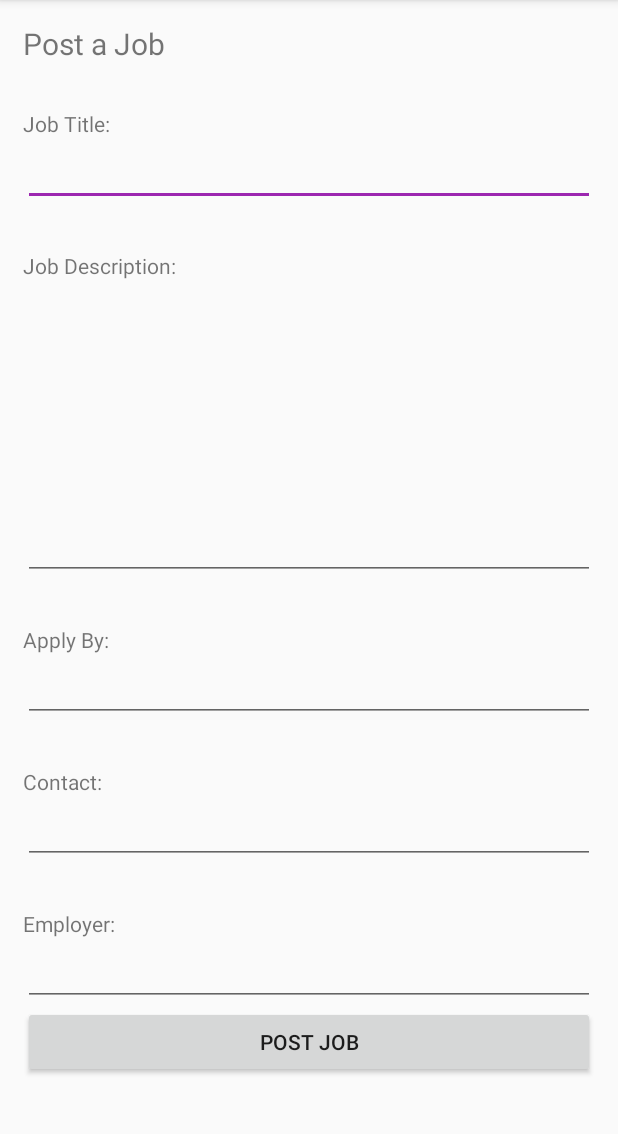
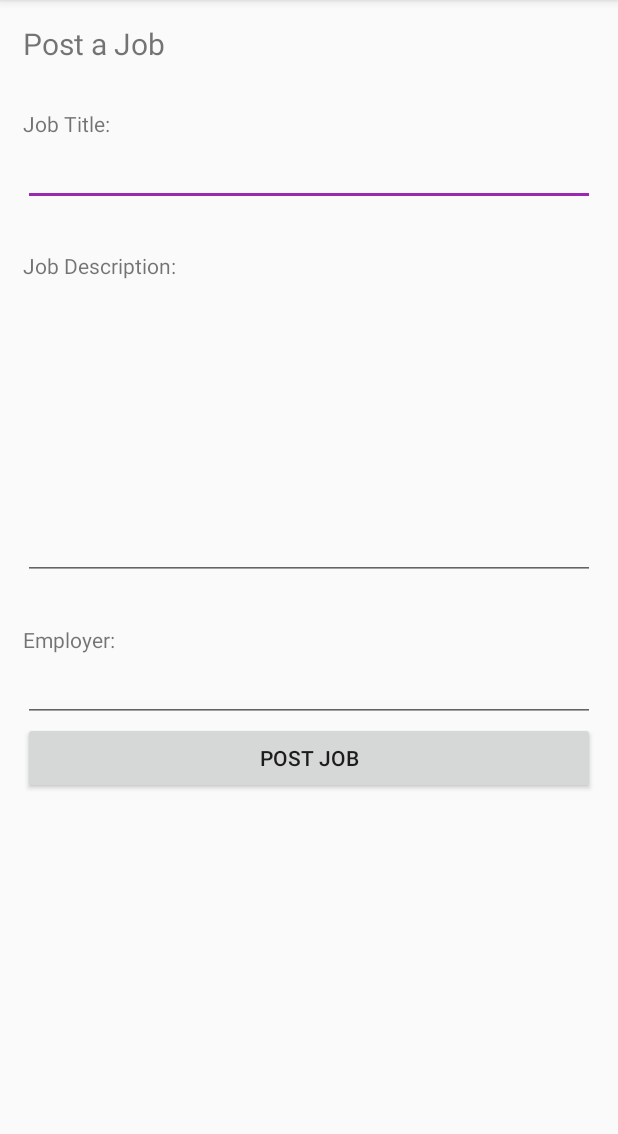
Before and after one commit to NathanMarson/cp3405-2019-team2, an Android app: the fragment JobPostFragment shown on its own in the app's theme, on a phone screen of 412 x 824 dp, the part 84-1218 px from its top. Run offline under Robolectric (Android 15) with nearby library versions, the phone set to English and light mode, and no system bars; our stand-ins replace Room's generated code.

```diff
--- a/JobLink/app/src/main/java/com/cp3405/joblink/ui/home/HomeFragment.java
+++ b/JobLink/app/src/main/java/com/cp3405/joblink/ui/home/HomeFragment.java
@@ -6,15 +6,22 @@ import android.view.LayoutInflater;
 import android.view.View;
 import android.view.ViewGroup;
 import android.widget.Button;
+import android.widget.TextView;
 
 import androidx.annotation.NonNull;
 import androidx.fragment.app.Fragment;
 import androidx.fragment.app.FragmentManager;
 
 import com.cp3405.joblink.R;
+import com.cp3405.joblink.ui.database.Job;
+import com.cp3405.joblink.ui.database.JobDao;
+import com.cp3405.joblink.ui.database.JobLinkRoomDatabase;
+import com.cp3405.joblink.ui.database.User;
 import com.cp3405.joblink.ui.gallery.GalleryFragment;
 import com.cp3405.joblink.ui.jobPost.JobPostFragment;
 import com.cp3405.joblink.ui.jobPost.JobPostViewModel;
+
+import java.util.List;
 
 public class HomeFragment extends Fragment {
 
@@ -53,6 +60,18 @@ public class HomeFragment extends Fragment {
         final JobPostFragment post = new JobPostFragment();
         final FragmentManager manager = getFragmentManager();
 
+        TextView notification = root.findViewById(R.id.home_notifications);
+        JobDao jobDao = JobLinkRoomDatabase.getDatabase(getContext()).jobDao();
+        List<Job> jobs = jobDao.getAllJobs();
+
+        for(Job job:jobs) {
+
+            String text = "New Job Listing: " + job.jobTitle + "\nJob Description: " + job.description;
+            notification.setText(text);
+            //TODO: Integrate employee ID
+        }
+
+
 
 
 
--- a/JobLink/app/src/main/java/com/cp3405/joblink/ui/jobPost/JobPostFragment.java
+++ b/JobLink/app/src/main/java/com/cp3405/joblink/ui/jobPost/JobPostFragment.java
@@ -5,6 +5,7 @@ import android.view.LayoutInflater;
 import android.view.View;
 import android.view.ViewGroup;
 import android.widget.Button;
+import android.widget.EditText;
 import android.widget.TextView;
 
 import androidx.annotation.Nullable;
@@ -15,6 +16,9 @@ import androidx.lifecycle.Observer;
 import androidx.lifecycle.ViewModelProviders;
 
 import com.cp3405.joblink.R;
+import com.cp3405.joblink.ui.database.Job;
+import com.cp3405.joblink.ui.database.JobDao;
+import com.cp3405.joblink.ui.database.JobLinkRoomDatabase;
 import com.cp3405.joblink.ui.home.HomeFragment;
 import com.cp3405.joblink.ui.jobPost.JobPostViewModel;
 import com.google.android.material.snackbar.Snackbar;
@@ -22,6 +26,8 @@ import com.google.android.material.snackbar.Snackbar;
 public class JobPostFragment extends Fragment {
 
     private JobPostViewModel jobPostViewModel;
+
+
 
     public View onCreateView(@NonNull LayoutInflater inflater,
                              ViewGroup container, Bundle savedInstanceState) {
@@ -39,6 +45,16 @@ public class JobPostFragment extends Fragment {
         final HomeFragment home = new HomeFragment();
         final FragmentManager manager = getFragmentManager();
 
+        final JobDao jobDao = JobLinkRoomDatabase.getDatabase(getContext()).jobDao();
+
+        final EditText jobTitle = root.findViewById(R.id.text_job_post_name);
+        final EditText jobDes = root.findViewById(R.id.text_job_post_description);
+        final EditText jobID = root.findViewById(R.id.text_job_post_employer);
+
+
+
+
+
         Button postButton = root.findViewById(R.id.postButton);
         postButton.setOnClickListener(new View.OnClickListener() {
             @Override
@@ -48,8 +64,13 @@ public class JobPostFragment extends Fragment {
                         .setAction("Action", null).show();
                 manager.beginTransaction().replace(R.id.nav_host_fragment, home,
                         home.getTag()).commit();
+                Job example = new Job(jobTitle.getText().toString(), jobDes.getText().toString(), 4);
+
+                jobDao.insert(example);
             }
         });
+
+
         return root;
     }
 }
--- a/JobLink/app/src/main/res/layout/fragment_jobpost.xml
+++ b/JobLink/app/src/main/res/layout/fragment_jobpost.xml
@@ -79,50 +79,6 @@
             tools:targetApi="o" />
 
         <TextView
-            android:id="@+id/job_post_appy"
-            android:text="@string/apply_by"
-            android:layout_width="match_parent"
-            android:layout_height="wrap_content"
-            android:paddingTop="30dp"
-            app:layout_constraintEnd_toEndOf="parent"
-            app:layout_constraintStart_toStartOf="parent"
-            app:layout_constraintTop_toTopOf="parent" />
-
-        <EditText
-            android:id="@+id/text_job_post_apply"
-            android:layout_width="match_parent"
-            android:layout_height="wrap_content"
-            app:layout_constraintEnd_toEndOf="parent"
-            app:layout_constraintStart_toStartOf="parent"
-            app:layout_constraintTop_toTopOf="parent"
-            android:inputType="textPersonName"
-            android:autofillHints=""
-            tools:ignore="LabelFor"
-            tools:targetApi="o" />
-
-        <TextView
-            android:id="@+id/job_post_contact"
-            android:text="@string/contact"
-            android:layout_width="match_parent"
-            android:layout_height="wrap_content"
-            android:paddingTop="30dp"
-            app:layout_constraintEnd_toEndOf="parent"
-            app:layout_constraintStart_toStartOf="parent"
-            app:layout_constraintTop_toTopOf="parent" />
-
-        <EditText
-            android:id="@+id/text_job_post_contact"
-            android:layout_width="match_parent"
-            android:layout_height="wrap_content"
-            app:layout_constraintEnd_toEndOf="parent"
-            app:layout_constraintStart_toStartOf="parent"
-            app:layout_constraintTop_toTopOf="parent"
-            android:inputType="textPersonName"
-            android:autofillHints=""
-            tools:ignore="LabelFor"
-            tools:targetApi="o" />
-
-        <TextView
             android:id="@+id/job_post_employer"
             android:text="@string/employer"
             android:layout_width="match_parent"
```
